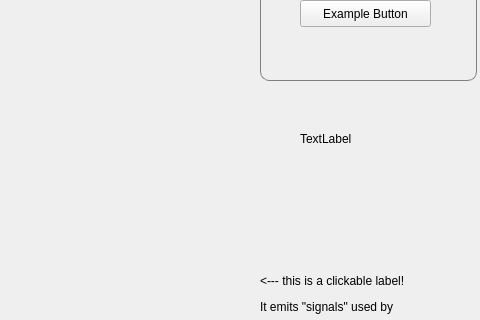
clearfield-robotics-ros/gui, file resource/minebot_gui.ui: the form before one commit; both pictures show x 420 to 900 and y 130 to 450 of the 900 by 671 pixel window.
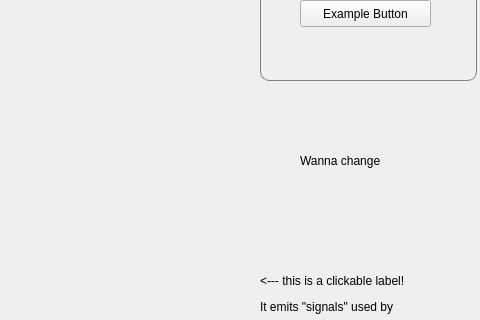
The form after the commit. Icons and pictures are not drawn. Custom widgets are drawn as their Qt base class.

The edit to the form file:
```diff
--- a/resource/minebot_gui.ui
+++ b/resource/minebot_gui.ui
@@ -167,12 +167,12 @@
     <rect>
      <x>720</x>
      <y>260</y>
-     <width>67</width>
-     <height>17</height>
+     <width>111</width>
+     <height>61</height>
     </rect>
    </property>
    <property name="text">
-    <string>TextLabel</string>
+    <string>Wanna change</string>
    </property>
   </widget>
  </widget>
```
